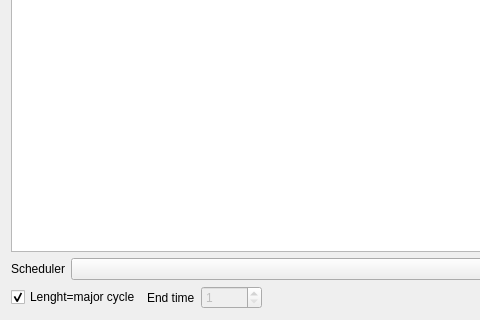
Before: the Qt Designer form form.ui in HEAPLab/schedsim, drawn with Qt 5; both pictures show x 0 to 480 and y 239 to 559 of the 663 by 559 pixel window.
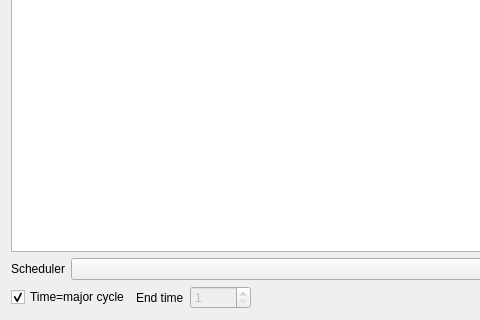
After: the same form once the commit is applied.

Patch:
```diff
--- a/form.ui
+++ b/form.ui
@@ -93,7 +93,7 @@
      <item>
       <widget class="QCheckBox" name="majorCycleCB">
        <property name="text">
-        <string>Lenght=major cycle</string>
+        <string>Time=major cycle</string>
        </property>
        <property name="checked">
         <bool>true</bool>
```
